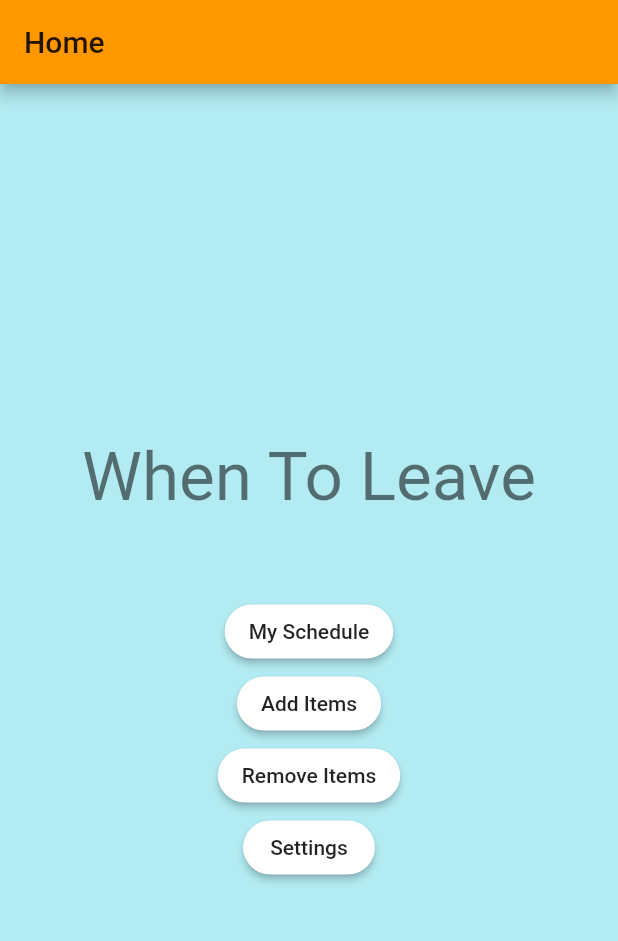
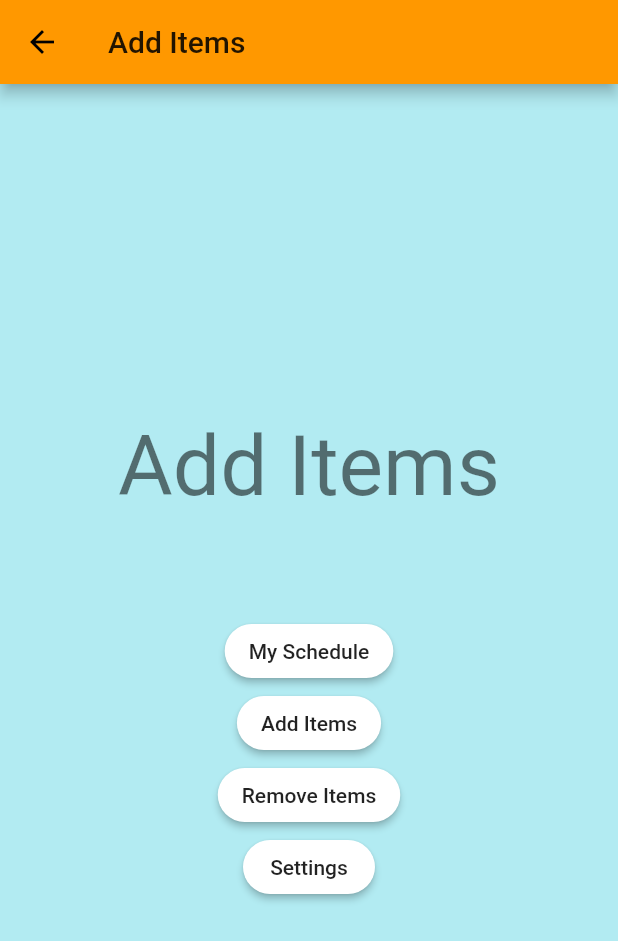
Before and after one commit to kobemhlee/when_to_leave, a Flutter app: the screen it shows after launch, after a tap on "Add Items", on a phone screen of 412 x 824 dp. Shown: the top 941 px of the screen. Run offline on Flutter 3.47's test engine with Material 2 defaults, Android fonts, the phone set to English and light mode, and no system bars.

Commit message:
Minor theme changes

```diff
--- /dev/null
+++ b/lib/additemspage.dart
@@ -0,0 +1,89 @@
+import 'package:flutter/material.dart';
+
+class AddItems extends StatefulWidget {
+  AddItems ({Key key, this.title}) : super(key: key);
+
+  final String title;
+
+  @override
+  _ScheduleScreen createState() => _ScheduleScreen();
+}
+
+class _ScheduleScreen extends State<AddItems> {
+  int _counter = 0;
+
+  void _incrementCounter() {
+    setState(() {
+      _counter++;
+    });
+  }
+
+  @override
+  Widget build(BuildContext context) {
+    return Scaffold(
+      backgroundColor: Colors.cyan[100],
+      appBar: AppBar(
+        // Here we take the value from the MyHomePage object that was created by
+        // the App.build method, and use it to set our appbar title.
+        title: Text(widget.title, textAlign: TextAlign.center),
+      ),
+      body: Center(
+        child: Column(
+          mainAxisAlignment: MainAxisAlignment.center,
+          children: <Widget>[
+            Text(
+              'Add Items\n',
+              style: Theme.of(context).textTheme.display3, // **style better later
+            ),
+            RaisedButton(
+              onPressed:  ()  {
+
+              },
+              child: Text(
+                  "My Schedule", style: TextStyle(
+                //color: Colors.blueAccent
+              )
+              ),
+              shape: new RoundedRectangleBorder(borderRadius: new BorderRadius.circular(30.0)),
+              color: Colors.white,
+              highlightColor: Colors.orangeAccent,
+            ),
+            RaisedButton(
+              onPressed:  ()  {
+
+              },
+              child: Text(
+                  "Add Items"
+              ),
+              shape: new RoundedRectangleBorder(borderRadius: new BorderRadius.circular(30.0)),
+              color: Colors.white,
+              highlightColor: Colors.orangeAccent,
+            ),
+            RaisedButton(
+              onPressed:  ()  {
+
+              },
+              child: Text(
+                  "Remove Items"
+              ),
+              shape: new RoundedRectangleBorder(borderRadius: new BorderRadius.circular(30.0)),
+              color: Colors.white,
+              highlightColor: Colors.orangeAccent,
+            ),
+            RaisedButton(
+              onPressed:  ()  {
+
+              },
+              child: Text(
+                  "Settings"
+              ),
+              shape: new RoundedRectangleBorder(borderRadius: new BorderRadius.circular(30.0)),
+              color: Colors.white,
+              highlightColor: Colors.orangeAccent,
+            ),
+          ],
+        ),
+      ),
+    );
+  }
+}
--- a/lib/main.dart
+++ b/lib/main.dart
@@ -1,24 +1,18 @@
 import 'package:flutter/material.dart';
+import 'package:when_to_leave/schedulescreen.dart';
+import 'package:when_to_leave/additemspage.dart';
+import 'package:when_to_leave/removeitemspage.dart';
+import 'package:when_to_leave/settingspage.dart';
 
 void main() => runApp(MyApp());
 
 class MyApp extends StatelessWidget {
   // This widget is the root of your application.g
-  // Testing. delete
   @override
   Widget build(BuildContext context) {
     return MaterialApp(
       title: 'When To Leave',
       theme: ThemeData(
-        // This is the theme of your application.
-        //
-        // Try running your application with "flutter run". You'll see the
-        // application has a blue toolbar. Then, without quitting the app, try
-        // changing the primarySwatch below to Colors.green and then invoke
-        // "hot reload" (press "r" in the console where you ran "flutter run",
-        // or simply save your changes to "hot reload" in a Flutter IDE).
-        // Notice that the counter didn't reset back to zero; the application
-        // is not restarted.
         primarySwatch: Colors.orange,
       ),
       home: MyHomePage(title: 'Home')
@@ -55,6 +49,42 @@ class _MyHomePageState extends State<MyHomePage> {
       // _counter without calling setState(), then the build method would not be
       // called again, and so nothing would appear to happen.
       _counter++;
+    });
+  }
+
+  void _goToScheduleScreen() {
+    setState(() {
+      Navigator.push(
+        context,
+        MaterialPageRoute(builder: (context) => ScheduleScreen(title: 'My Schedule')),
+      );
+    });
+  }
+
+  void _goToAddItemsScreen() {
+    setState(() {
+      Navigator.push(
+        context,
+        MaterialPageRoute(builder: (context) => AddItems(title: 'Add Items')),
+      );
+    });
+  }
+
+  void _goToRemoveItemsScreen() {
+    setState(() {
+      Navigator.push(
+        context,
+        MaterialPageRoute(builder: (context) => RemoveItems(title: 'Remove Items')),
+      );
+    });
+  }
+
+  void _goToSettingsScreen() {
+    setState(() {
+      Navigator.push(
+        context,
+        MaterialPageRoute(builder: (context) => Settings(title: 'Settings')),
+      );
     });
   }
 
@@ -95,16 +125,13 @@ class _MyHomePageState extends State<MyHomePage> {
           children: <Widget>[
             Text(
               'When To Leave\n',
-              style: Theme.of(context).textTheme.display2,
-              //style: TextStyle(fontWeight: FontWeight.bold),
+              style: Theme.of(context).textTheme.display3, // **style better later
             ),
             RaisedButton(
-              onPressed:  ()  {
-
-              },
+              onPressed: _goToScheduleScreen,
               child: Text(
                 "My Schedule", style: TextStyle(
-                  //color: Colors.blueAccent
+                  //color: Colors.orangeAccent,
               )
               ),
               shape: new RoundedRectangleBorder(borderRadius: new BorderRadius.circular(30.0)),
@@ -112,9 +139,7 @@ class _MyHomePageState extends State<MyHomePage> {
               highlightColor: Colors.orangeAccent,
             ),
             RaisedButton(
-              onPressed:  ()  {
-
-              },
+              onPressed: _goToAddItemsScreen,
               child: Text(
                   "Add Items"
               ),
@@ -123,9 +148,7 @@ class _MyHomePageState extends State<MyHomePage> {
               highlightColor: Colors.orangeAccent,
             ),
             RaisedButton(
-              onPressed:  ()  {
-
-              },
+              onPressed: _goToRemoveItemsScreen,
               child: Text(
                   "Remove Items"
               ),
@@ -134,9 +157,7 @@ class _MyHomePageState extends State<MyHomePage> {
               highlightColor: Colors.orangeAccent,
             ),
             RaisedButton(
-              onPressed:  ()  {
-
-              },
+              onPressed: _goToSettingsScreen,
               child: Text(
                   "Settings"
               ),
@@ -147,11 +168,6 @@ class _MyHomePageState extends State<MyHomePage> {
           ],
         ),
       ),
-//      floatingActionButton: FloatingActionButton(
-//        onPressed: _incrementCounter,
-//        tooltip: 'Increment',
-//        child: Icon(Icons.add),
-//      ), // This trailing comma makes auto-formatting nicer for build methods.
     );
   }
 }
```
Also changed, not shown: lib/removeitemspage.dart (added, +89 -0 lines), lib/schedulescreen.dart (added, +89 -0 lines), lib/settingspage.dart (added, +89 -0 lines).
